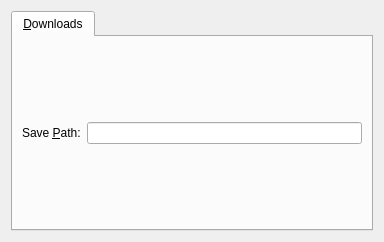
First picture: the form in prefdownloaderswidget.ui, repository Alir3z4/yoDownet, before the edit.
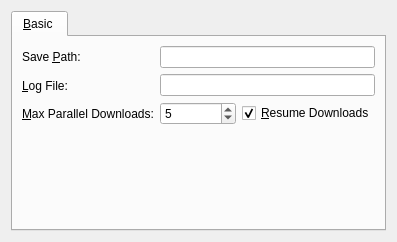
Second picture: the form after the edit. Icons and pictures are not drawn. Custom widgets are drawn as their Qt base class.

Commit message: Add basic download options such as: maximum parallel downloads, log file, resume capability

What changed in the file:
```diff
--- a/prefdownloaderswidget.ui
+++ b/prefdownloaderswidget.ui
@@ -6,7 +6,7 @@
    <rect>
     <x>0</x>
     <y>0</y>
-    <width>384</width>
+    <width>397</width>
     <height>242</height>
    </rect>
   </property>
@@ -19,28 +19,118 @@
    </iconset>
   </property>
   <layout class="QGridLayout" name="PrefDownloadersWidgetGridLayout">
-   <item row="0" column="0">
+   <item row="0" column="1">
     <widget class="QTabWidget" name="downloaderTabWidget">
      <property name="currentIndex">
       <number>0</number>
      </property>
      <widget class="QWidget" name="downloadsTab">
       <attribute name="title">
-       <string>&amp;Downloads</string>
+       <string>&amp;Basic </string>
       </attribute>
       <layout class="QGridLayout" name="SaveToTabGridLayout">
        <item row="0" column="0">
-        <widget class="QLabel" name="saveDirLabel">
-         <property name="text">
-          <string>Save &amp;Path:</string>
-         </property>
-         <property name="buddy">
-          <cstring>saveDirEdit</cstring>
-         </property>
-        </widget>
+        <layout class="QHBoxLayout" name="hLayout">
+         <item>
+          <layout class="QVBoxLayout" name="lefLabelsVLayout">
+           <item>
+            <widget class="QLabel" name="saveDirLabel">
+             <property name="toolTip">
+              <string>The directory to store the downloaded file.</string>
+             </property>
+             <property name="text">
+              <string>Save &amp;Path:</string>
+             </property>
+             <property name="buddy">
+              <cstring>saveDirEdit</cstring>
+             </property>
+            </widget>
+           </item>
+           <item>
+            <widget class="QLabel" name="logFileLabel">
+             <property name="toolTip">
+              <string>The file name of the log file.</string>
+             </property>
+             <property name="whatsThis">
+              <string>The file name of the log file. log is written to stdout. If empty  specified, log is not written to file.</string>
+             </property>
+             <property name="text">
+              <string>&amp;Log File:</string>
+             </property>
+             <property name="buddy">
+              <cstring>logFileEdit</cstring>
+             </property>
+            </widget>
+           </item>
+           <item>
+            <widget class="QLabel" name="maxDownloadsLabel">
+             <property name="toolTip">
+              <string>Set maximum number of parallel downloads, Default: 5</string>
+             </property>
+             <property name="whatsThis">
+              <string>Set maximum number of parallel downloads for every static (HTTP/FTP) URI, torrent and metalink. Default: 5</string>
+             </property>
+             <property name="text">
+              <string>&amp;Max Parallel Downloads:</string>
+             </property>
+             <property name="buddy">
+              <cstring>maxDownloadSpinBox</cstring>
+             </property>
+            </widget>
+           </item>
+          </layout>
+         </item>
+         <item>
+          <layout class="QVBoxLayout" name="rightBoxesVLayout">
+           <item>
+            <widget class="FileBrowz" name="saveDirEdit"/>
+           </item>
+           <item>
+            <widget class="FileBrowz" name="logFileEdit"/>
+           </item>
+           <item>
+            <layout class="QHBoxLayout" name="checkBoxhLayout">
+             <item>
+              <widget class="QSpinBox" name="maxDownloadSpinBox">
+               <property name="value">
+                <number>5</number>
+               </property>
+              </widget>
+             </item>
+             <item>
+              <widget class="QCheckBox" name="continueCheckBox">
+               <property name="toolTip">
+                <string>Continue downloading a partially downloaded file</string>
+               </property>
+               <property name="whatsThis">
+                <string>Continue downloading a partially downloaded file. Use this option to resume a download started by a web browser or another program which downloads files sequentially from the beginning. Currently this option is only applicable to HTTP(S)/FTP downloads.</string>
+               </property>
+               <property name="text">
+                <string>&amp;Resume Downloads</string>
+               </property>
+               <property name="checked">
+                <bool>true</bool>
+               </property>
+              </widget>
+             </item>
+            </layout>
+           </item>
+          </layout>
+         </item>
+        </layout>
        </item>
-       <item row="0" column="1">
-        <widget class="FileBrowz" name="saveDirEdit"/>
+       <item row="1" column="0">
+        <spacer name="bottomVSpacer">
+         <property name="orientation">
+          <enum>Qt::Vertical</enum>
+         </property>
+         <property name="sizeHint" stdset="0">
+          <size>
+           <width>20</width>
+           <height>40</height>
+          </size>
+         </property>
+        </spacer>
        </item>
       </layout>
      </widget>
```
Left out of the diff: 2 changed lines with no effect on the pictures. The commit also changes 9 other files.
